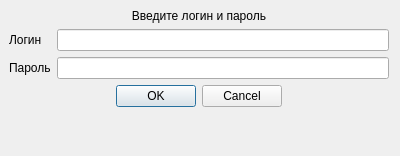
First picture: the form in login.ui, repository Patriot720/instagramBot, before the edit.
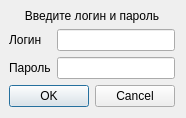
Second picture: the form after the edit.

Patch:
```diff
--- a/login.ui
+++ b/login.ui
@@ -2,6 +2,9 @@
 <ui version="4.0">
  <class>Dialog</class>
  <widget class="QDialog" name="Dialog">
+  <property name="enabled">
+   <bool>true</bool>
+  </property>
   <property name="geometry">
    <rect>
     <x>0</x>
@@ -10,10 +13,19 @@
     <height>156</height>
    </rect>
   </property>
+  <property name="sizePolicy">
+   <sizepolicy hsizetype="Fixed" vsizetype="Fixed">
+    <horstretch>0</horstretch>
+    <verstretch>0</verstretch>
+   </sizepolicy>
+  </property>
   <property name="windowTitle">
    <string>Dialog</string>
   </property>
   <layout class="QFormLayout" name="formLayout">
+   <property name="sizeConstraint">
+    <enum>QLayout::SetFixedSize</enum>
+   </property>
    <property name="leftMargin">
     <number>9</number>
    </property>
```
Left out of the diff: 2 changed lines with no effect on the pictures.
